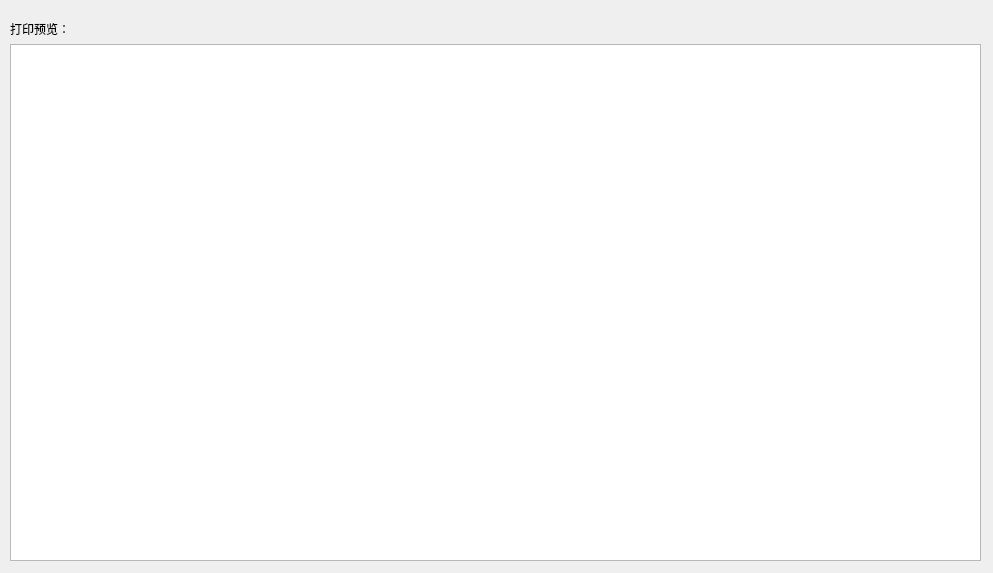
leander-deleted/goods-management-system, file software-assignment/result.ui: the form before one commit.
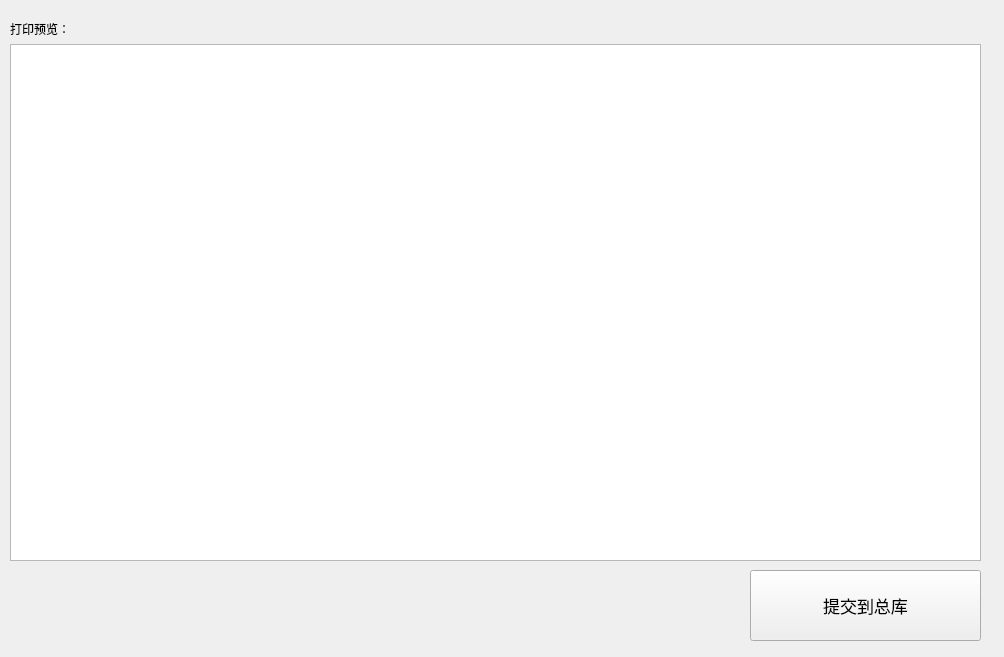
The form after the commit.

Patch:
```diff
--- a/software-assignment/result.ui
+++ b/software-assignment/result.ui
@@ -6,8 +6,8 @@
    <rect>
     <x>0</x>
     <y>0</y>
-    <width>993</width>
-    <height>573</height>
+    <width>1004</width>
+    <height>657</height>
    </rect>
   </property>
   <property name="windowTitle">
@@ -48,6 +48,24 @@
     </item>
    </layout>
   </widget>
+  <widget class="QPushButton" name="pushButton">
+   <property name="geometry">
+    <rect>
+     <x>750</x>
+     <y>570</y>
+     <width>231</width>
+     <height>71</height>
+    </rect>
+   </property>
+   <property name="font">
+    <font>
+     <pointsize>13</pointsize>
+    </font>
+   </property>
+   <property name="text">
+    <string>提交到总库</string>
+   </property>
+  </widget>
  </widget>
  <resources/>
  <connections/>
```
